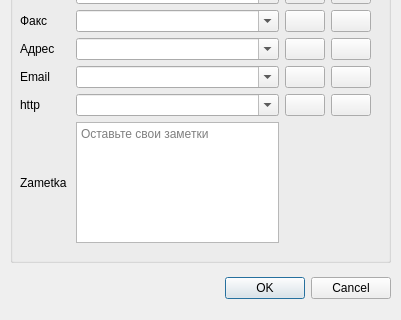
Old version of the form src/contview.ui in the repository PKEv/QontMan; both pictures show x 0 to 401 and y 208 to 528 of the 401 by 528 pixel window.
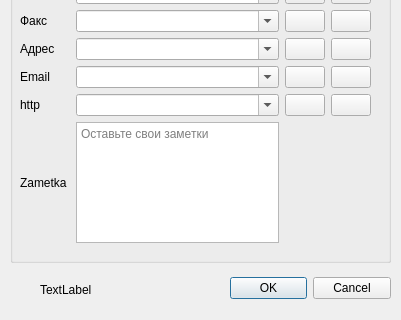
New version of the form. Icons and pictures are not drawn.

What changed in the file:
```diff
--- a/src/contview.ui
+++ b/src/contview.ui
@@ -16,9 +16,9 @@
   <widget class="QDialogButtonBox" name="buttonBox">
    <property name="geometry">
     <rect>
-     <x>10</x>
+     <x>230</x>
      <y>481</y>
-     <width>381</width>
+     <width>161</width>
      <height>31</height>
     </rect>
    </property>
@@ -484,6 +484,19 @@
     </layout>
    </widget>
   </widget>
+  <widget class="QLabel" name="label_8">
+   <property name="geometry">
+    <rect>
+     <x>40</x>
+     <y>490</y>
+     <width>91</width>
+     <height>16</height>
+    </rect>
+   </property>
+   <property name="text">
+    <string>TextLabel</string>
+   </property>
+  </widget>
  </widget>
  <resources>
   <include location="../res.qrc"/>
```
Left out of the diff: 4 changed lines with no effect on the pictures.
